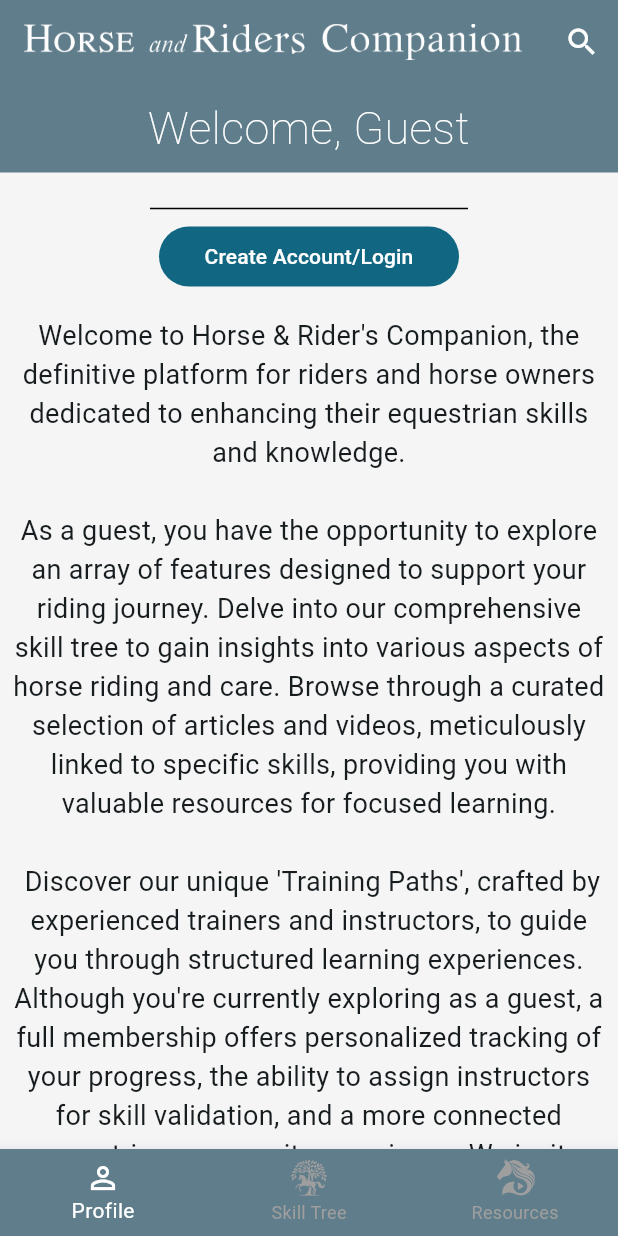
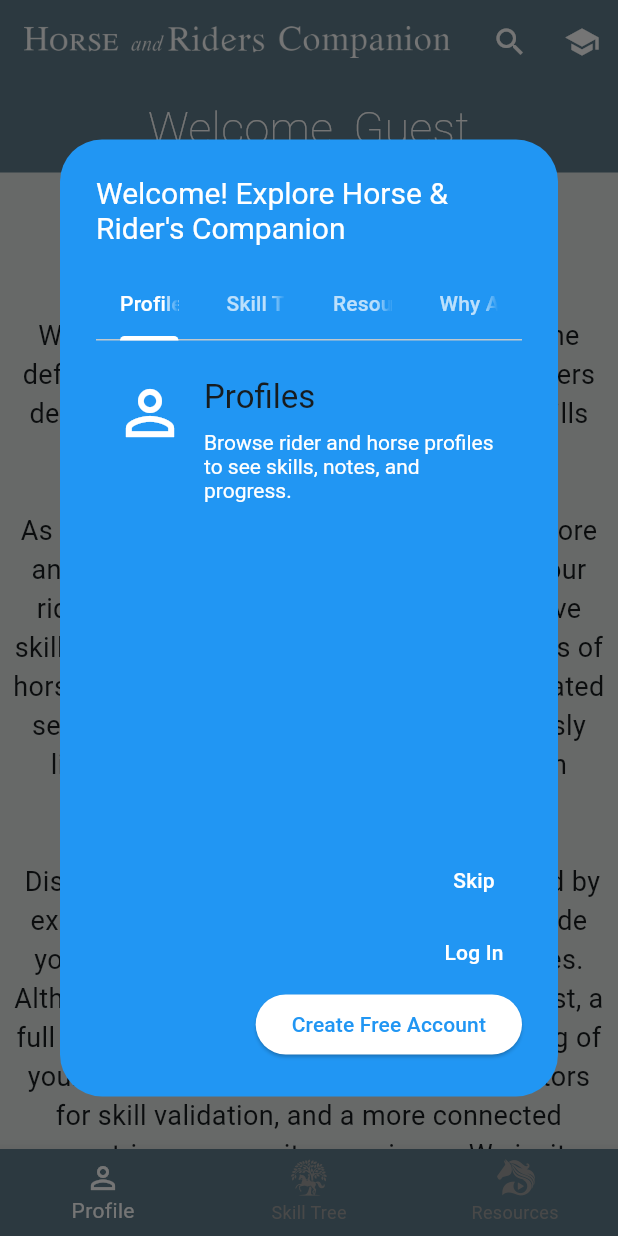
Before and after one commit to Mfrenchy77/Horse-and-Rider-s-Companion, a Flutter app: the screen it shows after launch, on a phone screen of 412 x 824 dp. Run offline on Flutter 3.47's test engine with Material 3 defaults, Android fonts, the phone set to English and light mode, and no system bars; our stand-ins replace auto_size_text, bloc, cached_network_image, cloud_firestore, equatable, file_picker and 20 more; missing offline and left inert: any_link_preview, flutter_inappwebview, flutter_quill, super_banners, universal_html; accounts and stored records are empty.

Commit message:
feat: Implement guest onboarding dialog and user onboarding dialog
- Added GuestOnboardingDialog for guiding new users without accounts.
- Introduced UserOnboardingDialog for newly signed-in users to set up their profiles.
- Updated AppCubit to manage onboarding states and trigger dialogs based on authentication status.
- Enhanced AuthPage to handle initial screen based on query parameters.
- Modified NavigationView to present onboarding dialogs conditionally.
- Refactored onboarding logic to ensure proper state management and avoid redundant emits.
- Updated tests to cover new onboarding flows and ensure proper functionality.

```diff
--- a/lib/App/Cubit/app_cubit.dart
+++ b/lib/App/Cubit/app_cubit.dart
@@ -96,7 +96,14 @@ class AppCubit extends Cubit<AppState> {
         _getUsersProfile(user: user);
       } else {
         debugPrint('User is unauthenticated or email not verified');
-        emit(state.copyWith(isGuest: true, pageStatus: AppPageStatus.loaded));
+        // Ensure guest onboarding flag also reflects SharedPrefs setting
+        _checkOnboarding();
+        emit(
+          state.copyWith(
+            isGuest: true,
+            pageStatus: AppPageStatus.loaded,
+          ),
+        );
       }
     });
   }
@@ -132,6 +139,15 @@ class AppCubit extends Cubit<AppState> {
     debugPrint('Setting Onboarding to false');
     SharedPrefs().setShowOnboarding(show: false);
     emit(state.copyWith(showOnboarding: false));
+  }
+
+  /// Forces onboarding presentation immediately depending on auth state.
+  void showOnboardingNow() {
+    if (state.status == AppStatus.authenticated) {
+      emit(state.copyWith(showOnboarding: true));
+    } else {
+      emit(state.copyWith(showFirstLaunch: true, showOnboarding: true));
+    }
   }
 
   /// Called from onboarding when the user completes the small profile form.
@@ -524,6 +540,9 @@ class AppCubit extends Cubit<AppState> {
     // Cancel active streams tied to the current user session
     await _messagesStream?.cancel();
     await _conversationsStream?.cancel();
+    await _resourcesStream?.cancel();
+    await _skillsSubscription?.cancel();
+    await _trainingPathsStream?.cancel();
 
     emit(const AppState.unauthenticated());
 
@@ -1341,14 +1360,17 @@ class AppCubit extends Cubit<AppState> {
       debugPrint('Skills not retrieved yet');
       _skillsSubscription =
           _skillTreeRepository.getSkills().listen((skillsList) {
-        final skills = skillsList.toList()
+        // Normalize and sort by position
+        final next = skillsList.toList()
           ..sort((a, b) => a.position.compareTo(b.position));
-        debugPrint('Skills Retrieved: ${skills.length}');
-        emit(
-          state.copyWith(
-            allSkills: skills,
-          ),
-        );
+
+        // Avoid redundant emits if same as current (by id:pos:lastEditDate)
+        if (_sameSkills(next, state.allSkills)) {
+          return;
+        }
+
+        debugPrint('Skills Retrieved: ${next.length}');
+        emit(state.copyWith(allSkills: next));
         _sortSkills(state.categorySortState, state.difficultySortState);
       });
     } else {
@@ -1358,11 +1380,19 @@ class AppCubit extends Cubit<AppState> {
 
   void _getTrainingPaths() {
     debugPrint('Get TrainingPaths Called');
-
+    if (_trainingPathsStream != null) return;
     _trainingPathsStream =
         _skillTreeRepository.getAllTrainingPaths().listen((trainingPaths) {
       debugPrint('Training Paths Retrieved: ${trainingPaths.length}');
-
+      // Shallow guard by length + first/last id
+      final curr = state.trainingPaths;
+      if (curr.length == trainingPaths.length &&
+          curr.isNotEmpty &&
+          trainingPaths.isNotEmpty &&
+          curr.first?.id == trainingPaths.first.id &&
+          curr.last?.id == trainingPaths.last.id) {
+        return;
+      }
       emit(state.copyWith(trainingPaths: trainingPaths));
     });
   }
@@ -1381,6 +1411,10 @@ class AppCubit extends Cubit<AppState> {
       debugPrint('Resources not retrieved yet');
       _resourcesStream =
           _resourcesRepository.getResources().listen((resources) {
+        // Guard redundant emits by id + lastEditDate/createdAt length/signature
+        if (_sameResources(resources, state.resources)) {
+          return;
+        }
         debugPrint('Resources Retrieved: ${resources.length}');
         emit(state.copyWith(resources: resources));
       });
@@ -1843,7 +1877,8 @@ class AppCubit extends Cubit<AppState> {
     CategorySortState categorySort,
     DifficultySortState difficultySort,
   ) {
-    var sortedSkills = state.allSkills
+    // Do NOT mutate state's list in-place. Work on a copy.
+    var sortedSkills = List<Skill?>.from(state.allSkills)
       ..sort((a, b) => a!.skillName.compareTo(b!.skillName));
 
     // First, sort by category
@@ -1855,6 +1890,42 @@ class AppCubit extends Cubit<AppState> {
     // Emit the sorted skills
     debugPrint('Emitting ${sortedSkills.length} Sorted Skills');
     emit(state.copyWith(sortedSkills: _sortSkillsByType(sortedSkills)));
+  }
+
+  // --------- List equality guards (by id + version-ish fields) ---------
+  bool _sameSkills(List<Skill> a, List<Skill?> b) {
+    if (a.length != b.length) return false;
+    for (var i = 0; i < a.length; i++) {
+      final ai = a[i];
+      final bi = b[i];
+      if (bi == null) return false;
+      if (ai.id != bi.id) return false;
+      if (ai.position != bi.position) return false;
+      // If both have lastEditDate, compare; otherwise ignore.
+      final ad = ai.lastEditDate?.millisecondsSinceEpoch;
+      final bd = bi.lastEditDate?.millisecondsSinceEpoch;
+      if (ad != null || bd != null) {
+        if (ad != bd) return false;
+      }
+    }
+    return true;
+  }
+
+  bool _sameResources(List<Resource> a, List<Resource> b) {
+    if (a.length != b.length) return false;
+    for (var i = 0; i < a.length; i++) {
+      final ai = a[i];
+      final bi = b[i];
+      if (ai.id != bi.id) return false;
+      final ad = ai.lastEditDate?.millisecondsSinceEpoch ??
+          ai.createdAt?.millisecondsSinceEpoch;
+      final bd = bi.lastEditDate?.millisecondsSinceEpoch ??
+          bi.createdAt?.millisecondsSinceEpoch;
+      if (ad != null || bd != null) {
+        if (ad != bd) return false;
+      }
+    }
+    return true;
   }
 
   List<Skill?> _sortSkillsByCategory(
--- a/lib/MainPages/Navigator/navigation_view.dart
+++ b/lib/MainPages/Navigator/navigation_view.dart
@@ -6,7 +6,9 @@ import 'package:go_router/go_router.dart';
 import 'package:horseandriderscompanion/App/Cubit/app_cubit.dart';
 import 'package:horseandriderscompanion/CommonWidgets/banner_ad_view.dart';
 import 'package:horseandriderscompanion/MainPages/Auth/Widgets/email_verification_dialog.dart';
-import 'package:horseandriderscompanion/MainPages/Onboarding/onboarding_dialog.dart';
+import 'package:horseandriderscompanion/MainPages/Onboarding/guest_onboarding_dialog.dart';
+import 'package:horseandriderscompanion/MainPages/Onboarding/user_onboarding_dialog.dart';
+import 'package:horseandriderscompanion/MainPages/Profiles/Dialogs/EditProfileDialog/edit_rider_profile_dialog.dart';
 import 'package:horseandriderscompanion/Theme/theme.dart';
 import 'package:horseandriderscompanion/horse_and_rider_icons.dart';
 
@@ -41,18 +43,46 @@ class _NavigationViewState extends State<NavigationView> {
           widget.child.goBranch(newIndex);
         }
 
-        // Onboarding dialog presentation
+        // Manual onboarding presentation (guest vs signed-in)
         if (state.showOnboarding && !_onboardingDialogOpen) {
           _onboardingDialogOpen = true;
           SchedulerBinding.instance.addPostFrameCallback((_) async {
-            await showDialog<Map<String, String>?>(
-              context: context,
-              barrierDismissible: false,
-              builder: (context) => OnboardingDialog(
-                onProfileComplete: cubit.completeProfileFromOnboarding,
-              ),
-            );
-            if (mounted) setState(() => _onboardingDialogOpen = false);
+            if (!mounted) return;
+            final dialogContext = context;
+            if (state.status == AppStatus.authenticated) {
+              final result = await showDialog<String?>(
+                context: dialogContext,
+                barrierDismissible: false,
+                builder: (ctx) => UserOnboardingDialog(
+                  onSkip: cubit.completeOnboarding,
+                ),
+              );
+              if (!dialogContext.mounted) return;
+              cubit.completeOnboarding();
+              if (result == 'finish') {
+                if (!dialogContext.mounted) return;
+                await showDialog<EditRiderProfileDialog>(
+                  context: dialogContext,
+                  builder: (ctx) => EditRiderProfileDialog(
+                    onProfileUpdated: () {},
+                    riderProfile: state.usersProfile,
+                    user: state.user,
+                  ),
+                );
+              }
+            } else {
+              await showDialog<void>(
+                context: dialogContext,
+                barrierDismissible: false,
+                builder: (ctx) => GuestOnboardingDialog(
+                  onSkip: cubit.completeOnboarding,
+                ),
+              );
+              if (!dialogContext.mounted) return;
+              cubit.completeOnboarding();
+            }
+            if (!mounted) return;
+            setState(() => _onboardingDialogOpen = false);
           });
         } else if (!state.showOnboarding && _onboardingDialogOpen) {
           // Close dialog if onboarding flag turned off
@@ -103,13 +133,15 @@ class _NavigationViewState extends State<NavigationView> {
         if (state.showEmailVerification && !_emailDialogOpen) {
           _emailDialogOpen = true;
           SchedulerBinding.instance.addPostFrameCallback((_) async {
-            await context.pushNamed(
+            final router = GoRouter.of(context);
+            await router.pushNamed(
               EmailVerificationDialog.name,
               pathParameters: {
                 EmailVerificationDialog.pathParms: state.user.email,
               },
             );
-            if (mounted) setState(() => _emailDialogOpen = false);
+            if (!mounted) return;
+            setState(() => _emailDialogOpen = false);
           });
         } else if (!state.showEmailVerification && _emailDialogOpen) {
           // Close dialog if verification flag turned off
--- /dev/null
+++ b/lib/MainPages/Onboarding/guest_onboarding_dialog.dart
@@ -0,0 +1,201 @@
+import 'package:flutter/material.dart';
+import 'package:flutter_bloc/flutter_bloc.dart';
+import 'package:go_router/go_router.dart';
+import 'package:horseandriderscompanion/App/Cubit/app_cubit.dart';
+import 'package:horseandriderscompanion/MainPages/Auth/auth_page.dart';
+
+class GuestOnboardingDialog extends StatefulWidget {
+  const GuestOnboardingDialog({super.key, this.onSkip});
+
+  final VoidCallback? onSkip;
+
+  @override
+  State<GuestOnboardingDialog> createState() => _GuestOnboardingDialogState();
+}
+
+class _GuestOnboardingDialogState extends State<GuestOnboardingDialog>
+    with SingleTickerProviderStateMixin {
+  late final TabController _tabController;
+
+  @override
+  void initState() {
+    super.initState();
+    _tabController = TabController(length: 4, vsync: this);
+    _tabController.addListener(() {
+      if (_tabController.indexIsChanging) return;
+      _syncAppIndex();
+    });
+  }
+
+  @override
+  void dispose() {
+    _tabController.dispose();
+    super.dispose();
+  }
+
+  void _syncAppIndex() {
+    final cubit = context.read<AppCubit>();
+    switch (_tabController.index) {
+      case 0:
+        cubit.changeIndex(0);
+        break;
+      case 1:
+        cubit.changeIndex(1);
+        break;
+      case 2:
+        cubit.changeIndex(2);
+        break;
+      default:
+        break;
+    }
+  }
+
+  void _createAccount() {
+    // Navigate to registration page in Auth and close dialog
+    context.goNamed(
+      AuthPage.name,
+      queryParameters: const {'mode': 'register'},
+    );
+    widget.onSkip?.call();
+    Navigator.of(context).pop();
+  }
+
+  void _logIn() {
+    // Navigate to login page in Auth and close dialog
+    context.goNamed(
+      AuthPage.name,
+      queryParameters: const {'mode': 'login'},
+    );
+    widget.onSkip?.call();
+    Navigator.of(context).pop();
+  }
+
+  @override
+  Widget build(BuildContext context) {
+    return AlertDialog(
+      key: const Key('guest_onboarding_dialog'),
+      backgroundColor: Colors.blue,
+      titleTextStyle: const TextStyle(color: Colors.white, fontSize: 20),
+      contentTextStyle: const TextStyle(color: Colors.white),
+      title: const Text("Welcome! Explore Horse & Rider's Companion"),
+      content: SizedBox(
+        width: 440,
+        height: 360,
+        child: Column(
+          children: [
+            TabBar(
+              key: const Key('guest_onboarding_tab_bar'),
+              controller: _tabController,
+              labelColor: Colors.white,
+              unselectedLabelColor: Colors.white70,
+              indicatorColor: Colors.white,
+              tabs: const [
+                Tab(text: 'Profile'),
+                Tab(text: 'Skill Tree'),
+                Tab(text: 'Resources'),
+                Tab(text: 'Why Account?'),
+              ],
+            ),
+            const SizedBox(height: 12),
+            Expanded(
+              child: TabBarView(
+                controller: _tabController,
+                children: const [
+                  _InfoPane(
+                    title: 'Profiles',
+                    description:
+                        'Browse rider and horse profiles to see skills, notes,'
+                        ' and progress.',
+                    icon: Icons.person_outline,
+                  ),
+                  _InfoPane(
+                    title: 'Skill Tree',
+                    description:
+                        'Explore our curated skill tree for riders and horses'
+                        ' to plan training.',
+                    icon: Icons.account_tree_outlined,
+                  ),
+                  _InfoPane(
+                    title: 'Resources',
+                    description:
+                        'Read community-vetted resources with ratings and'
+                        ' comments.',
+                    icon: Icons.library_books_outlined,
+                  ),
+                  _InfoPane(
+                    title: 'Create a Free Account',
+                    description:
+                        'Save your progress, manage horses & students, and'
+                        ' sync across devices.',
+                    icon: Icons.lock_open,
+                  ),
+                ],
+              ),
+            ),
+          ],
+        ),
+      ),
+      actions: [
+        TextButton(
+          key: const Key('guest_onboarding_close'),
+          onPressed: () {
+            widget.onSkip?.call();
+            Navigator.of(context).pop();
+          },
+          style: TextButton.styleFrom(foregroundColor: Colors.white),
+          child: const Text('Skip'),
+        ),
+        TextButton(
+          key: const Key('guest_login_button'),
+          onPressed: _logIn,
+          style: TextButton.styleFrom(foregroundColor: Colors.white),
+          child: const Text('Log In'),
+        ),
+        ElevatedButton(
+          key: const Key('guest_create_account_button'),
+          onPressed: _createAccount,
+          style: ElevatedButton.styleFrom(
+            backgroundColor: Colors.white,
+            foregroundColor: Colors.blue,
+          ),
+          child: const Text('Create Free Account'),
+        ),
+      ],
+    );
+  }
+}
+
+class _InfoPane extends StatelessWidget {
+  const _InfoPane({
+    required this.title,
+    required this.description,
+    required this.icon,
+  });
+  final String title;
+  final String description;
+  final IconData icon;
+
+  @override
+  Widget build(BuildContext context) {
+    return Padding(
+      padding: const EdgeInsets.all(12),
+      child: Row(
+        crossAxisAlignment: CrossAxisAlignment.start,
+        children: [
+          Icon(icon, size: 48, color: Colors.white),
+          const SizedBox(width: 12),
+          Expanded(
+            child: Column(
+              crossAxisAlignment: CrossAxisAlignment.start,
+              children: [
+                Text(title, style: Theme.of(context).textTheme.titleLarge),
+                const SizedBox(height: 8),
+                Text(description),
+              ],
+            ),
+          ),
+        ],
+      ),
+    );
+  }
+}
--- a/lib/MainPages/Profiles/Guest/guest_profile.dart
+++ b/lib/MainPages/Profiles/Guest/guest_profile.dart
@@ -1,4 +1,6 @@
 import 'package:flutter/material.dart';
+import 'package:flutter_bloc/flutter_bloc.dart';
+import 'package:horseandriderscompanion/App/Cubit/app_cubit.dart';
 import 'package:horseandriderscompanion/CommonWidgets/appbar_title.dart';
 import 'package:horseandriderscompanion/CommonWidgets/gap.dart';
 import 'package:horseandriderscompanion/CommonWidgets/profile_search_button.dart';
@@ -18,8 +20,14 @@ class GuestProfile extends StatelessWidget {
     return Scaffold(
       appBar: AppBar(
         title: const AppTitle(key: Key('appTitle')),
-        actions: const [
-          ProfileSearchButton(key: Key('GuestSearchButton')),
+        actions: [
+          const ProfileSearchButton(key: Key('GuestSearchButton')),
+          IconButton(
+            key: const Key('GuestTutorialButton'),
+            tooltip: 'Tutorial',
+            icon: const Icon(Icons.school),
+            onPressed: () => context.read<AppCubit>().showOnboardingNow(),
+          ),
         ],
       ),
       body: LayoutBuilder(
--- a/lib/Theme/theme.dart
+++ b/lib/Theme/theme.dart
@@ -161,14 +161,14 @@ final mainThemeLight = ThemeData(
     unselectedLabelTextStyle: TextStyle(color: Colors.grey[400]),
     selectedIconTheme: const IconThemeData(color: Colors.white, size: 30),
   ),
-  scaffoldBackgroundColor: ColorConst.mainBackgroundLight,
+  scaffoldBackgroundColor: const Color.fromARGB(255, 224, 228, 226),
   appBarTheme: const AppBarTheme(
     titleTextStyle: TextStyle(color: Colors.white, fontSize: 20),
     iconTheme: IconThemeData(color: Colors.white),
     toolbarTextStyle: TextStyle(color: Colors.white),
     backgroundColor: ColorConst.mainPrimaryLight,
   ),
-  cardColor: ColorConst.mainBackgroundLight,
+  cardColor: const Color.fromARGB(255, 186, 200, 197),
   dialogTheme: const DialogThemeData(
     backgroundColor: ColorConst.mainBackgroundLight,
   ),
```
Also changed, not shown: lib/MainPages/Auth/auth_page.dart (+20 -1 lines), lib/MainPages/Onboarding/onboarding_dialog.dart (+9 -1 lines), lib/MainPages/Onboarding/user_onboarding_dialog.dart (added, +164 -0 lines), lib/MainPages/Profiles/RiderProfile/Widgets/rider_drawer.dart (+10 -0 lines), lib/Settings/settings_view.dart (+1 -25 lines), 4 other files.
